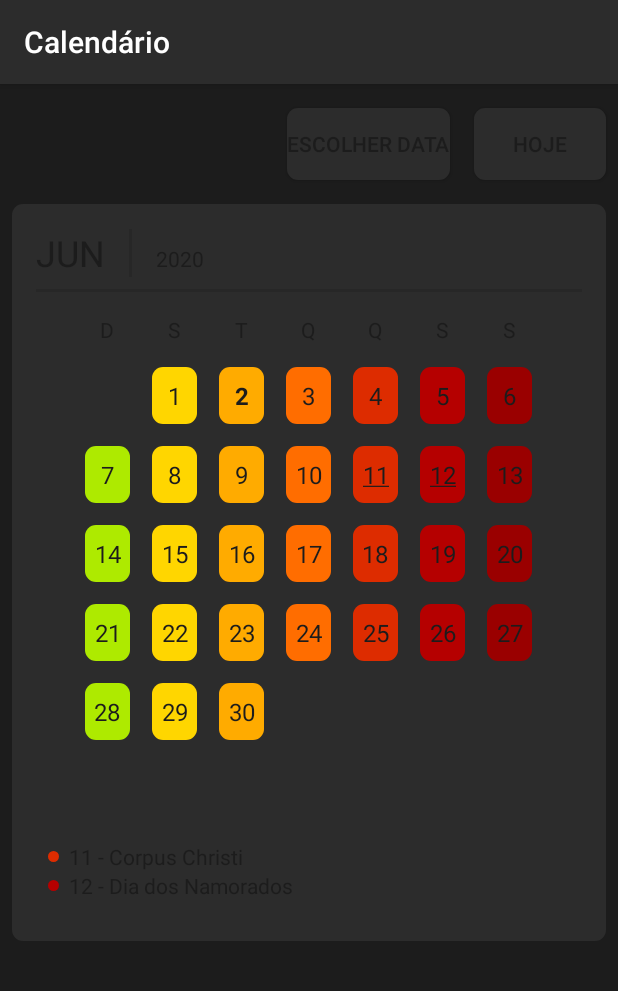
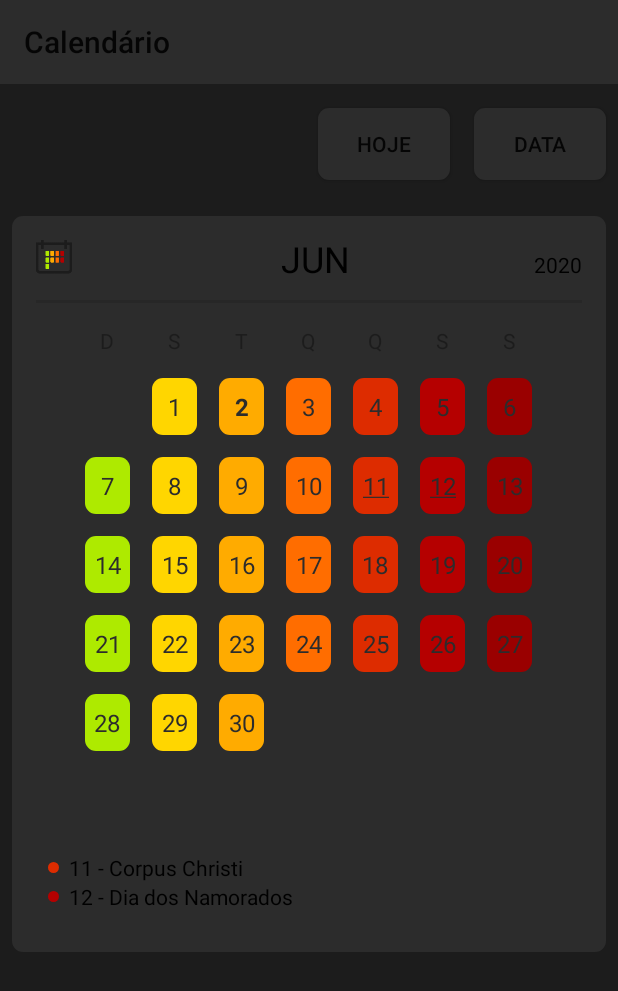
Before and after one commit to lucasfernandes09/calendario, an Android app: the screen it shows after launch (MainActivity), on a phone screen of 412 x 824 dp. Shown: the top 991 px of the screen. Run offline under Robolectric (Android 15) with nearby library versions, the phone set to English and light mode, and no system bars.

Commit message:
adjusting layout

```diff
--- a/app/src/main/java/com/app/meucalendario/MainActivity.java
+++ b/app/src/main/java/com/app/meucalendario/MainActivity.java
@@ -1,7 +1,9 @@
 package com.app.meucalendario;
 
+import androidx.annotation.NonNull;
 import androidx.appcompat.app.AlertDialog;
 import androidx.appcompat.app.AppCompatActivity;
+import androidx.appcompat.widget.Toolbar;
 import androidx.recyclerview.widget.LinearLayoutManager;
 import androidx.recyclerview.widget.PagerSnapHelper;
 import androidx.recyclerview.widget.RecyclerView;
@@ -14,6 +16,8 @@ import android.os.Bundle;
 import android.os.Handler;
 import android.util.Log;
 import android.view.LayoutInflater;
+import android.view.Menu;
+import android.view.MenuItem;
 import android.view.View;
 import android.widget.ArrayAdapter;
 import android.widget.Button;
@@ -49,7 +53,7 @@ public class MainActivity extends AppCompatActivity {
         setContentView(R.layout.activity_main);
 
         //config ActionBar
-        Objects.requireNonNull(getSupportActionBar()).setBackgroundDrawable(new ColorDrawable(Color.parseColor("#2c2c2c")));
+        Objects.requireNonNull(getSupportActionBar()).setElevation(0);
 
         //período do calendário
         LocalDate ldInicial = LocalDate.of(2000, 1, 1);
@@ -228,5 +232,4 @@ public class MainActivity extends AppCompatActivity {
         new Handler().postDelayed(() -> rvCalendario.smoothScrollToPosition(mesEscolhido), 50);
     }
 
-
 }
--- a/app/src/main/res/layout/activity_main.xml
+++ b/app/src/main/res/layout/activity_main.xml
@@ -4,27 +4,14 @@
     xmlns:tools="http://schemas.android.com/tools"
     android:layout_width="match_parent"
     android:layout_height="match_parent"
-    android:background="@color/colorPrimary"
+    android:background="@color/colorPrimaryDark"
     tools:context=".MainActivity">
-
-    <Button
-        android:id="@+id/btnHoje"
-        android:layout_width="wrap_content"
-        android:layout_height="wrap_content"
-        android:layout_marginTop="16dp"
-        android:layout_marginEnd="8dp"
-        android:background="@drawable/background_1"
-        android:onClick="exibirDataAtual"
-        android:text="hoje"
-        android:textColor="@color/colorPrimary"
-        app:layout_constraintEnd_toEndOf="parent"
-        app:layout_constraintTop_toTopOf="parent" />
 
     <androidx.recyclerview.widget.RecyclerView
         android:id="@+id/rvCalendario"
         android:layout_width="wrap_content"
         android:layout_height="wrap_content"
-        android:layout_marginTop="8dp"
+        android:layout_marginTop="16dp"
         app:layout_constraintEnd_toEndOf="parent"
         app:layout_constraintHorizontal_bias="0.498"
         app:layout_constraintStart_toStartOf="parent"
@@ -33,16 +20,27 @@
     </androidx.recyclerview.widget.RecyclerView>
 
     <Button
-        android:id="@+id/btnED"
+        android:id="@+id/btnHoje"
         android:layout_width="wrap_content"
         android:layout_height="wrap_content"
         android:layout_marginTop="16dp"
         android:layout_marginEnd="16dp"
-        android:background="@drawable/background_1"
+        android:background="@drawable/background_2"
+        android:onClick="exibirDataAtual"
+        android:text="Hoje"
+        app:layout_constraintEnd_toStartOf="@+id/btnData"
+        app:layout_constraintTop_toTopOf="parent" />
+
+    <Button
+        android:id="@+id/btnData"
+        android:layout_width="wrap_content"
+        android:layout_height="wrap_content"
+        android:layout_marginTop="16dp"
+        android:layout_marginEnd="8dp"
+        android:background="@drawable/background_2"
         android:onClick="escolherData"
-        android:text="Escolher Data"
-        android:textColor="@color/colorPrimary"
-        app:layout_constraintEnd_toStartOf="@+id/btnHoje"
+        android:text="Data"
+        app:layout_constraintEnd_toEndOf="parent"
         app:layout_constraintTop_toTopOf="parent" />
 
 </androidx.constraintlayout.widget.ConstraintLayout>
--- a/app/src/main/res/layout/dropdown_spinner.xml
+++ b/app/src/main/res/layout/dropdown_spinner.xml
@@ -4,6 +4,6 @@
     style="?android:attr/spinnerDropDownItemStyle"
     android:layout_width="match_parent"
     android:layout_height="48dp"
-    android:background="@color/colorPrimaryDark"
+    android:background="@color/colorPrimary"
     android:ellipsize="marquee"
     android:singleLine="true" />
--- a/app/src/main/res/layout/layout_calendario.xml
+++ b/app/src/main/res/layout/layout_calendario.xml
@@ -5,29 +5,29 @@
     android:layout_width="match_parent"
     android:layout_height="wrap_content"
     android:layout_margin="8dp"
-    android:background="@drawable/background_1">
+    android:background="@drawable/background_2">
 
     <TextView
         android:id="@+id/tvMes"
         android:layout_width="wrap_content"
         android:layout_height="wrap_content"
-        android:layout_marginStart="16dp"
-        android:layout_marginTop="16dp"
         android:text="Mes"
-        android:textColor="@color/colorPrimary"
+        android:textColor="@color/colorAccent"
         android:textSize="24sp"
-        app:layout_constraintStart_toStartOf="parent"
-        app:layout_constraintTop_toTopOf="parent" />
+        app:layout_constraintBottom_toBottomOf="@+id/ivCalendario"
+        app:layout_constraintEnd_toStartOf="@+id/tvAno"
+        app:layout_constraintStart_toEndOf="@id/ivCalendario"
+        app:layout_constraintTop_toTopOf="@+id/ivCalendario" />
 
     <TextView
         android:id="@+id/tvAno"
         android:layout_width="wrap_content"
         android:layout_height="wrap_content"
-        android:layout_marginStart="16dp"
+        android:layout_marginEnd="16dp"
         android:text="0000"
-        android:textColor="@color/colorPrimary"
+        android:textColor="@color/colorAccent"
         app:layout_constraintBaseline_toBaselineOf="@+id/tvMes"
-        app:layout_constraintStart_toEndOf="@+id/divider" />
+        app:layout_constraintEnd_toEndOf="parent" />
 
     <TextView
         android:id="@+id/tvFeriadoA"
@@ -35,7 +35,7 @@
         android:layout_height="wrap_content"
         android:layout_marginStart="24dp"
         android:layout_marginTop="8dp"
-        android:textColor="@color/colorPrimary"
+        android:textColor="@color/colorAccent"
         app:layout_constraintStart_toStartOf="parent"
         app:layout_constraintTop_toBottomOf="@+id/rvDiasDoCalendario" />
 
@@ -44,7 +44,7 @@
         android:layout_width="wrap_content"
         android:layout_height="wrap_content"
         android:layout_marginStart="24dp"
-        android:textColor="@color/colorPrimary"
+        android:textColor="@color/colorAccent"
         app:layout_constraintStart_toStartOf="parent"
         app:layout_constraintTop_toBottomOf="@+id/tvFeriadoA" />
 
@@ -54,7 +54,7 @@
         android:layout_height="wrap_content"
         android:layout_marginStart="24dp"
         android:layout_marginBottom="8dp"
-        android:textColor="@color/colorPrimary"
+        android:textColor="@color/colorAccent"
         app:layout_constraintBottom_toBottomOf="parent"
         app:layout_constraintStart_toStartOf="parent"
         app:layout_constraintTop_toBottomOf="@+id/tvFeriadoB" />
@@ -64,23 +64,11 @@
         android:layout_width="0dp"
         android:layout_height="2dp"
         android:layout_marginStart="16dp"
-        android:layout_marginTop="8dp"
         android:layout_marginEnd="16dp"
         android:background="?android:attr/listDivider"
         app:layout_constraintEnd_toEndOf="parent"
         app:layout_constraintStart_toStartOf="parent"
-        app:layout_constraintTop_toBottomOf="@+id/tvMes" />
-
-    <View
-        android:id="@+id/divider"
-        android:layout_width="2dp"
-        android:layout_height="32dp"
-        android:layout_marginStart="16dp"
-        android:layout_marginTop="16dp"
-        android:background="?android:attr/listDivider"
-        app:layout_constraintBottom_toBottomOf="@+id/tvMes"
-        app:layout_constraintStart_toEndOf="@+id/tvMes"
-        app:layout_constraintTop_toTopOf="parent" />
+        app:layout_constraintTop_toBottomOf="@id/ivCalendario" />
 
     <androidx.constraintlayout.widget.ConstraintLayout
         android:id="@+id/lDiasDaSemana"
@@ -99,7 +87,7 @@
             android:layout_margin="7dp"
             android:gravity="center"
             android:text="D"
-            android:textColor="@color/colorPrimary"
+            android:textColor="@color/colorPrimaryDark"
             android:textSize="14sp"
             app:layout_constraintEnd_toStartOf="@+id/textView5"
             app:layout_constraintHorizontal_bias="0.5"
@@ -113,7 +101,7 @@
             android:layout_margin="7dp"
             android:gravity="center"
             android:text="S"
-            android:textColor="@color/colorPrimary"
+            android:textColor="@color/colorPrimaryDark"
             android:textSize="14sp"
             app:layout_constraintEnd_toStartOf="@+id/textView4"
             app:layout_constraintHorizontal_bias="0.5"
@@ -127,7 +115,7 @@
             android:layout_margin="7dp"
             android:gravity="center"
             android:text="T"
-            android:textColor="@color/colorPrimary"
+            android:textColor="@color/colorPrimaryDark"
             android:textSize="14sp"
             app:layout_constraintEnd_toStartOf="@+id/textView3"
             app:layout_constraintHorizontal_bias="0.5"
@@ -141,7 +129,7 @@
             android:layout_margin="7dp"
             android:gravity="center"
             android:text="Q"
-            android:textColor="@color/colorPrimary"
+            android:textColor="@color/colorPrimaryDark"
             android:textSize="14sp"
             app:layout_constraintEnd_toStartOf="@+id/textView2"
             app:layout_constraintHorizontal_bias="0.5"
@@ -155,7 +143,7 @@
             android:layout_margin="7dp"
             android:gravity="center"
             android:text="Q"
-            android:textColor="@color/colorPrimary"
+            android:textColor="@color/colorPrimaryDark"
             android:textSize="14sp"
             app:layout_constraintEnd_toStartOf="@+id/textView"
             app:layout_constraintHorizontal_bias="0.5"
@@ -169,7 +157,7 @@
             android:layout_margin="7dp"
             android:gravity="center"
             android:text="S"
-            android:textColor="@color/colorPrimary"
+            android:textColor="@color/colorPrimaryDark"
             android:textSize="14sp"
             app:layout_constraintEnd_toStartOf="@+id/textView7"
             app:layout_constraintHorizontal_bias="0.5"
@@ -183,7 +171,7 @@
             android:layout_margin="7dp"
             android:gravity="center"
             android:text="S"
-            android:textColor="@color/colorPrimary"
+            android:textColor="@color/colorPrimaryDark"
             android:textSize="14sp"
             app:layout_constraintEnd_toEndOf="parent"
             app:layout_constraintHorizontal_bias="0.5"
@@ -203,4 +191,12 @@
         app:layout_constraintStart_toStartOf="parent"
         app:layout_constraintTop_toBottomOf="@+id/lDiasDaSemana" />
 
+    <ImageView
+        android:id="@+id/ivCalendario"
+        android:layout_width="56dp"
+        android:layout_height="56dp"
+        app:layout_constraintStart_toStartOf="parent"
+        app:layout_constraintTop_toTopOf="parent"
+        app:srcCompat="@mipmap/ic_launcher_foreground" />
+
 </androidx.constraintlayout.widget.ConstraintLayout>
--- a/app/src/main/res/layout/layout_escolher_data.xml
+++ b/app/src/main/res/layout/layout_escolher_data.xml
@@ -5,7 +5,7 @@
     android:id="@+id/constraintLayout"
     android:layout_width="match_parent"
     android:layout_height="wrap_content"
-    android:background="@color/colorPrimary">
+    android:background="@color/colorPrimaryDark">
 
     <Button
         android:id="@+id/btnOk"
@@ -13,9 +13,9 @@
         android:layout_height="wrap_content"
         android:layout_marginTop="32dp"
         android:layout_marginBottom="24dp"
-        android:background="@drawable/background_1"
+        android:background="@drawable/background_2"
         android:text="Ok"
-        android:textColor="@color/colorPrimary"
+        android:textColor="@color/colorAccent"
         app:layout_constraintBottom_toBottomOf="parent"
         app:layout_constraintEnd_toEndOf="parent"
         app:layout_constraintStart_toStartOf="parent"
--- a/app/src/main/res/layout/layout_spinner.xml
+++ b/app/src/main/res/layout/layout_spinner.xml
@@ -4,9 +4,9 @@
     style="?android:attr/spinnerItemStyle"
     android:layout_width="match_parent"
     android:layout_height="wrap_content"
-    android:background="@drawable/background_1"
+    android:background="@drawable/background_2"
     android:ellipsize="marquee"
     android:singleLine="true"
     android:textAlignment="center"
-    android:textColor="@color/colorPrimary"
+    android:textColor="@color/colorAccent"
     android:textSize="18sp" />
--- a/app/src/main/res/values/colors.xml
+++ b/app/src/main/res/values/colors.xml
@@ -1,6 +1,6 @@
 <?xml version="1.0" encoding="utf-8"?>
 <resources>
-    <color name="colorPrimary">#1C1C1C</color>
-    <color name="colorPrimaryDark">#2C2C2C</color>
-    <color name="colorAccent">#1C1C1C</color>
+    <color name="colorPrimary">#2C2C2C</color>
+    <color name="colorPrimaryDark">#1C1C1C</color>
+    <color name="colorAccent">#000000</color>
 </resources>
--- a/app/src/main/res/values/styles.xml
+++ b/app/src/main/res/values/styles.xml
@@ -1,7 +1,7 @@
 <resources>
 
     <!-- Base application theme. -->
-    <style name="AppTheme" parent="Theme.AppCompat.Light.DarkActionBar">
+    <style name="AppTheme" parent="Theme.AppCompat.Light">
         <!-- Customize your theme here. -->
         <item name="colorPrimary">@color/colorPrimary</item>
         <item name="colorPrimaryDark">@color/colorPrimaryDark</item>
```
